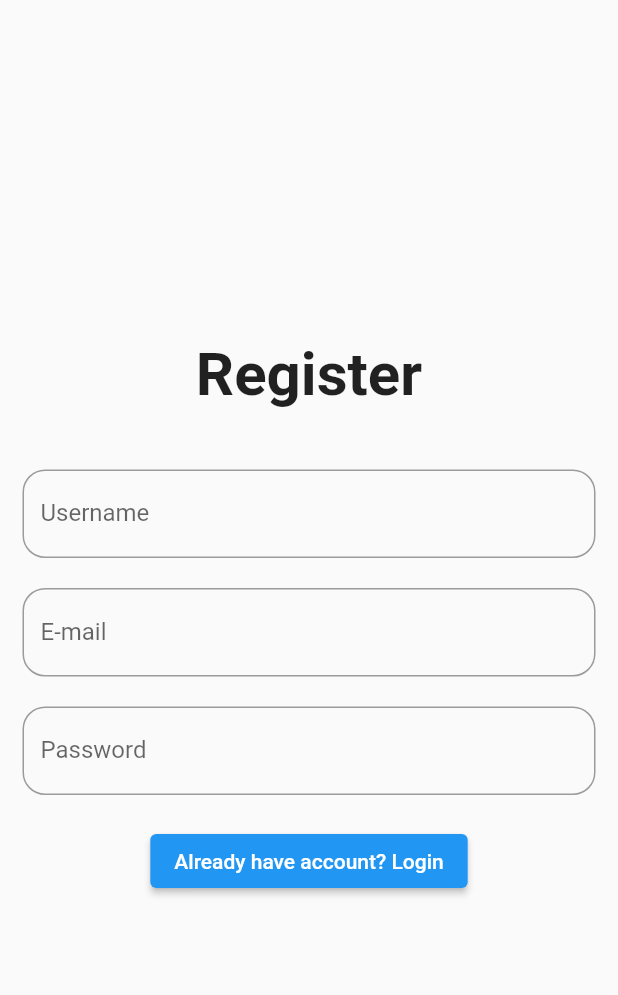
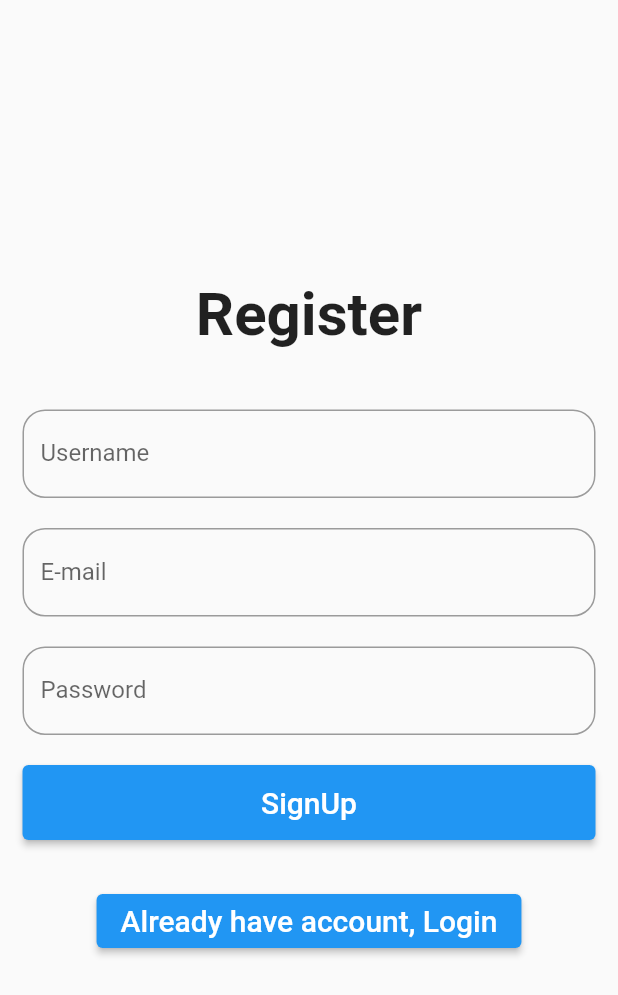
Before and after one commit to nishansr/Decisioner, a Flutter app: the Authenticate screen opened directly, on a phone screen of 412 x 824 dp. Shown: the top 995 px of the screen. Run offline on Flutter 3.47's test engine with Material 2 defaults, Android fonts, the phone set to English and light mode, and no system bars; our stand-ins replace cloud_firestore, firebase_auth, firebase_core; accounts and stored records are empty.

Commit message:
login logout done succesfully

```diff
--- a/lib/auth/login.dart
+++ b/lib/auth/login.dart
@@ -103,13 +103,38 @@ class _AuthenticateState extends State<Authenticate> {
                       )),
                 ),
                 SizedBox(height: 20.0),
-                ElevatedButton(
+                Container(
+                  height: 50.0,
+                  width: double.infinity,
+                  child: ElevatedButton(
                     onPressed: () {
-                      isLogin = !isLogin;
+                      if (_formKey.currentState!.validate()) {
+                        _formKey.currentState!.save();
+                        isLogin
+                            ? loginUser(context, email, password)
+                            : signupUser(context, email, password, username);
+                        isLogin = !isLogin;
+                      }
                     },
-                    child: Text(isLogin
-                        ? 'Already have account? Login'
-                        : 'Already have account? Login'))
+                    child: Text(
+                      isLogin ? 'Login' : 'SignUp',
+                      style: TextStyle(fontSize: 20),
+                    ),
+                  ),
+                ),
+                SizedBox(height: 30),
+                Container(
+                  child: ElevatedButton(
+                      onPressed: () {
+                        setState(() {
+                          isLogin = !isLogin;
+                        });
+                      },
+                      child: Text(
+                        isLogin ? 'Register' : 'Already have account, Login',
+                        style: TextStyle(fontSize: 20),
+                      )),
+                )
               ],
             ),
           )),
```
Also changed, not shown: lib/screens/homescreen.dart (+8 -0 lines).
